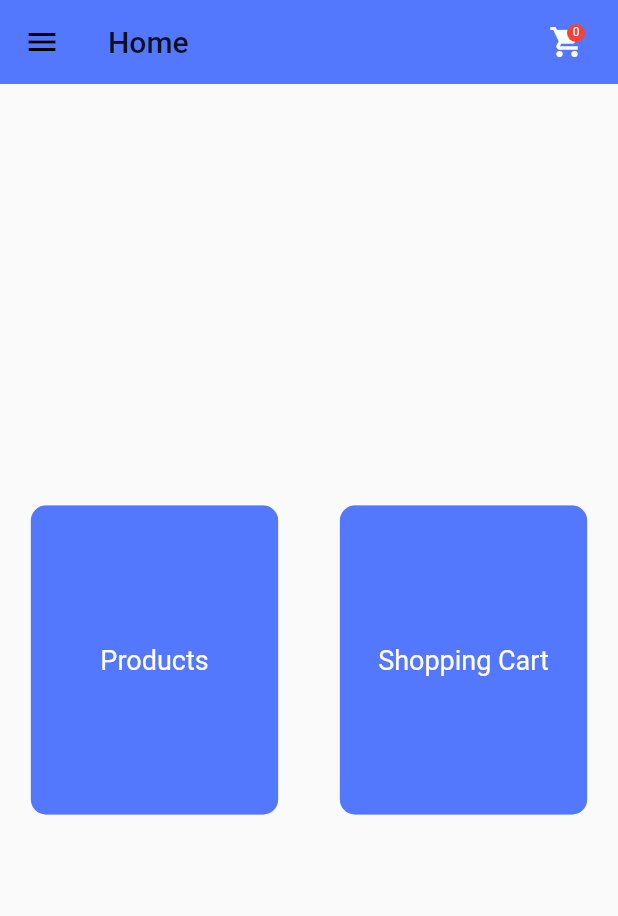
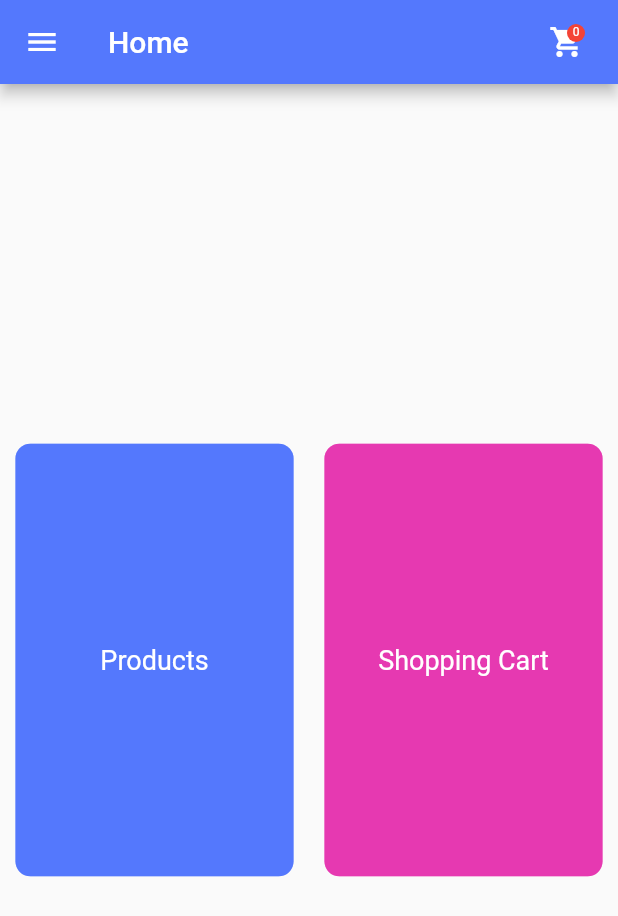
Before and after one commit to mennasawy/FlutterTestProject, a Flutter app: the HomeScreen screen opened by its route, on a phone screen of 412 x 824 dp. Shown: the top 916 px of the screen. Run offline on Flutter 3.47's test engine with Material 2 defaults, Android fonts, the phone set to English and light mode, and no system bars; drawn by our look-alikes of keyboard_dismisser; our stand-ins replace fluttertoast, hijri, shared_preferences; missing offline and left inert: auto_direction, hijri_picker; accounts and stored records are empty.

Commit message:
Fix issues

```diff
--- a/lib/UI/HomeScreen.dart
+++ b/lib/UI/HomeScreen.dart
@@ -18,13 +18,12 @@ class _HomeScreenState extends State<HomeScreen> {
         drawer: AppDrawerWidget(),
         body: Center(
           child: Row(
-            mainAxisAlignment: MainAxisAlignment.center,
+            mainAxisAlignment: MainAxisAlignment.spaceAround,
             crossAxisAlignment: CrossAxisAlignment.center,
             children: [
               getItemCardWidget("Products", () {
                 Navigator.pushNamed(context, ALL_PRODUCTS);
               }),
-              SizedBox(width: AppUtils.getScreenWidth(context) * 0.1),
               getItemCardWidget("Shopping Cart", () {
                 Navigator.of(context).pushNamed(SHOPPING_CART);
               })
@@ -36,18 +35,19 @@ class _HomeScreenState extends State<HomeScreen> {
   }
 
   Widget getItemCardWidget(String title, Function onTap) {
+    Color cardColor = title == "Products"? Main_Purple : Main_Fuscia;
     return GestureDetector(
       child: Container(
-        width: AppUtils.getScreenWidth(context) * 0.4,
-        height: AppUtils.getScreenHeight(context) * 0.25,
+        width: AppUtils.getScreenWidth(context) * 0.45,
+        height: AppUtils.getScreenHeight(context) * 0.35,
         decoration: BoxDecoration(
-            color: Main_Purple,
+            color: cardColor,
             borderRadius: BorderRadius.circular(10),
             border: Border(
-              top: BorderSide(width: 2, color: Main_Purple.withOpacity(0.5)),
-              bottom: BorderSide(width: 2, color: Main_Purple.withOpacity(0.5)),
-              right: BorderSide(width: 2, color: Main_Purple.withOpacity(0.5)),
-              left: BorderSide(width: 2, color: Main_Purple.withOpacity(0.5)),
+              top: BorderSide(width: 2, color: cardColor.withOpacity(0.5)),
+              bottom: BorderSide(width: 2, color: cardColor.withOpacity(0.5)),
+              right: BorderSide(width: 2, color: cardColor.withOpacity(0.5)),
+              left: BorderSide(width: 2, color: cardColor.withOpacity(0.5)),
             )),
         child: Center(
             child: Text(
--- a/lib/Utilities/Provider/UserProductsProvider.dart
+++ b/lib/Utilities/Provider/UserProductsProvider.dart
@@ -3,12 +3,19 @@ import 'package:flutter_test_project/Model/AllProducts.dart';
 
 class UserCartProductsProvider extends ChangeNotifier{
   List<Product>  _cartProductsList = [];
+  List<Product>  _cartProductsListWithCount = [];
 
   List<Product> get cartProductsList => _cartProductsList;
+  List<Product> get cartProductsListWithCount => _cartProductsListWithCount;
 
   set cartProductsList(List<Product> value) {
     _cartProductsList = value;
     notifyListeners();
   }
 
+  set cartProductsListWithCount(List<Product> value) {
+    _cartProductsListWithCount = value;
+    notifyListeners();
+  }
+
 }
--- a/lib/Utilities/WidgetUtils/AppDrawer.dart
+++ b/lib/Utilities/WidgetUtils/AppDrawer.dart
@@ -77,7 +77,7 @@ class _AppDrawerWidgetState extends State<AppDrawerWidget> {
           }),
           getSeparatorWidget(context),
           getMenuItem("Shopping Cart", () {
-            Navigator.pushNamed(context, HOME);
+            Navigator.pushNamed(context, SHOPPING_CART);
           }),
           getSeparatorWidget(context),
           getMenuItem("Sign Out", () {
--- a/lib/main.dart
+++ b/lib/main.dart
@@ -46,7 +46,7 @@ class _MyAppState extends State<MyApp> {
           builder: (BuildContext context, value, Widget child) {
             return MaterialApp(
               debugShowCheckedModeBanner: false,
-              theme: Styles.themeData(themeChangeProvider.darkTheme, context),
+              // theme: Styles.themeData(themeChangeProvider.darkTheme, context),
               localizationsDelegates: [
                 GlobalMaterialLocalizations.delegate,
                 GlobalWidgetsLocalizations.delegate,
```
Also changed, not shown: lib/UI/AllProductsScreen.dart (+12 -4 lines), lib/UI/ShoppingCartScreen.dart (+8 -25 lines).
